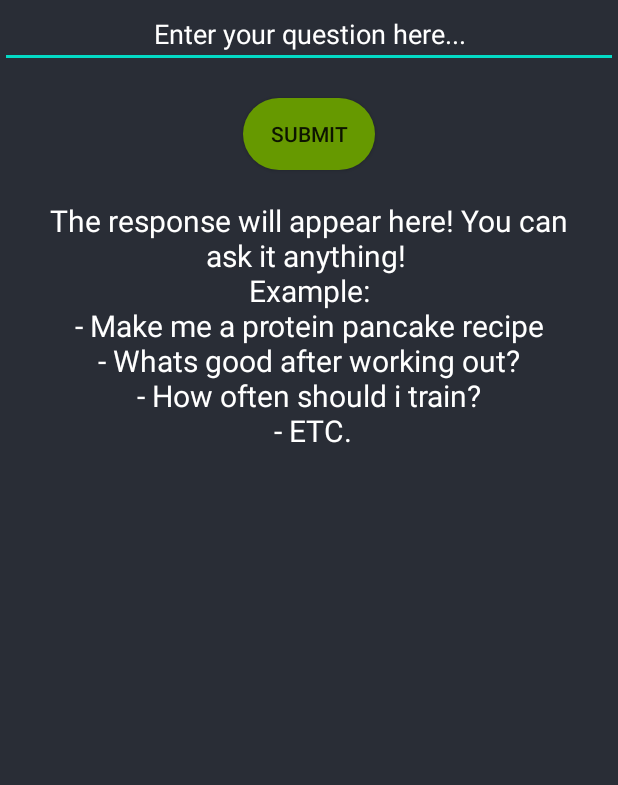
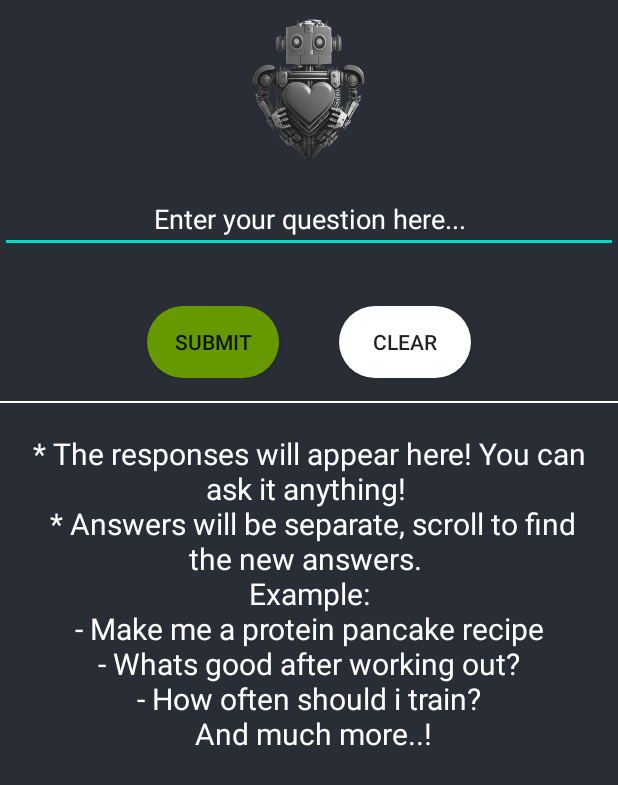
Before and after one commit to ardiaanM/fitnessbuddy, an Android app: the MealsAIMenu screen opened directly, with no data from a screen before it, after a tap on "SUBMIT", on a phone screen of 412 x 824 dp. Shown: the top 785 px of the screen. Run offline under Robolectric (Android 15) with nearby library versions, the phone set to English and light mode, and no system bars.

Commit message:
Updated ai with clear and made that answers are stored.

```diff
--- a/app/src/main/java/com/example/fitnessbuddy/MealsAIMenu.kt
+++ b/app/src/main/java/com/example/fitnessbuddy/MealsAIMenu.kt
@@ -16,6 +16,8 @@ import java.io.IOException
 
 class MealsAIMenu : AppCompatActivity() {
     private val client = OkHttpClient()
+    private val answerList = mutableListOf<String>() // List to store the answers
+    private lateinit var txtResponse: TextView
 
     override fun onCreate(savedInstanceState: Bundle?) {
         super.onCreate(savedInstanceState)
@@ -23,21 +25,38 @@ class MealsAIMenu : AppCompatActivity() {
 
         val etQuestion = findViewById<EditText>(R.id.etQuestion)
         val btnSubmit = findViewById<Button>(R.id.btnSubmit)
-        val txtResponse = findViewById<TextView>(R.id.txtResponse)
-
+        txtResponse = findViewById<TextView>(R.id.txtResponse)
+        val btnClear = findViewById<Button>(R.id.btnClear)
 
         btnSubmit.setOnClickListener {
-            val question=etQuestion.text.toString().trim()
-            Toast.makeText(this,question,Toast.LENGTH_SHORT).show()
-            if(question.isNotEmpty()){
-            getResponse(question) { response ->
-                runOnUiThread {
-                    txtResponse.text = response
+            val question = etQuestion.text.toString().trim()
+            Toast.makeText(this, "Generating Answer..", Toast.LENGTH_SHORT).show()
+            if (question.isNotEmpty()) {
+                getResponse(question) { response ->
+                    runOnUiThread {
+                        answerList.add(response) // Add the response to the list
+                        updateAnswerText() // Update the text view with all the answers
+                        etQuestion.text.clear() // Clear the EditText
+                    }
                 }
             }
+        }
 
-            }
+        btnClear.setOnClickListener {
+            clearAnswers()
+            Toast.makeText(this, "Answers cleared!", Toast.LENGTH_SHORT).show()
         }
+    }
+
+    private fun updateAnswerText() {
+        // Build the combined text of all the answers in the list
+        val combinedText = answerList.joinToString("\n\n")
+        txtResponse.text = combinedText
+    }
+
+    private fun clearAnswers() {
+        answerList.clear()
+        txtResponse.text = ""
     }
 
     fun getResponse(question:String, callback: (String) -> Unit){
--- a/app/src/main/res/layout/activity_meals_aimenu.xml
+++ b/app/src/main/res/layout/activity_meals_aimenu.xml
@@ -8,6 +8,11 @@
     android:background="@color/black_shade_1"
     tools:context=".MealsAIMenu">
 
+    <ImageView
+        android:layout_width="match_parent"
+        android:layout_height="123dp"
+        android:src="@drawable/robotheart"/>
+
     <EditText
         android:id="@+id/etQuestion"
         android:layout_width="match_parent"
@@ -17,14 +22,40 @@
         android:textColorHint="@color/white"
         android:gravity="center"/>
 
+    <RelativeLayout
+        android:layout_width="match_parent"
+        android:layout_height="wrap_content"
+        android:gravity="center"
+        android:padding="15dp"
+        android:orientation="vertical">
+
         <androidx.appcompat.widget.AppCompatButton
             android:id="@+id/btnSubmit"
             android:layout_width="wrap_content"
             android:layout_height="wrap_content"
             android:layout_gravity="center"
             android:layout_marginTop="20dp"
+            android:layout_marginEnd="40dp"
             android:background="@drawable/button_green"
-        android:text="Submit"/>
+            android:text="Submit" />
+
+        <androidx.appcompat.widget.AppCompatButton
+            android:id="@+id/btnClear"
+            android:layout_width="wrap_content"
+            android:layout_height="wrap_content"
+            android:layout_gravity="right"
+            android:layout_marginTop="20dp"
+            android:layout_toRightOf="@+id/btnSubmit"
+            android:background="@drawable/button_bg"
+            android:text="Clear" />
+
+    </RelativeLayout>
+
+    <View
+        android:layout_width="match_parent"
+        android:layout_height="1dp"
+        android:background="@android:color/white" />
+
 
     <ScrollView
         android:layout_width="match_parent"
--- a/app/src/main/res/values/strings.xml
+++ b/app/src/main/res/values/strings.xml
@@ -1,5 +1,5 @@
 <resources>
     <string name="app_name">fitnessbuddy</string>
 
-    <string name="hinttextview">The response will appear here! You can ask it anything! \n Example: \n - Make me a protein pancake recipe \n - Whats good after working out? \n - How often should i train? \n - ETC. </string>
+    <string name="hinttextview">* The responses will appear here! You can ask it anything! \n * Answers will be separate, scroll to find the new answers. \n Example: \n - Make me a protein pancake recipe \n - Whats good after working out? \n - How often should i train? \n And much more..! </string>
 </resources>
```
Also changed, not shown: app/src/main/res/drawable/robotheart.png (added). Lines whose indentation alone changed are shown as unchanged.
